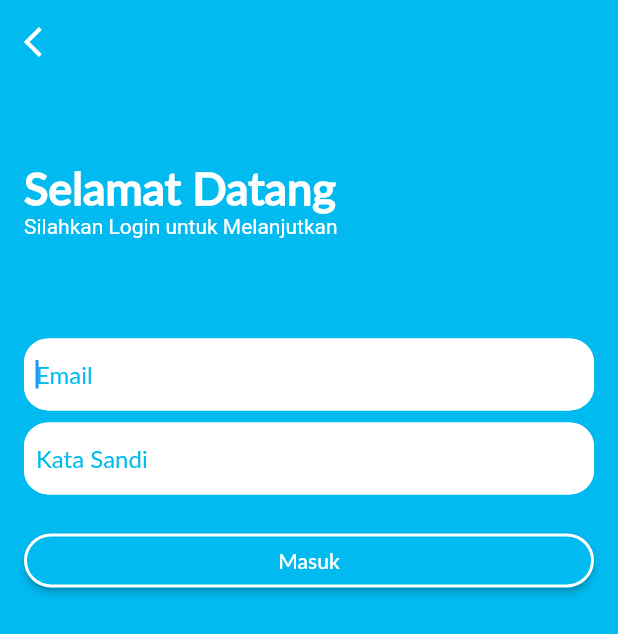
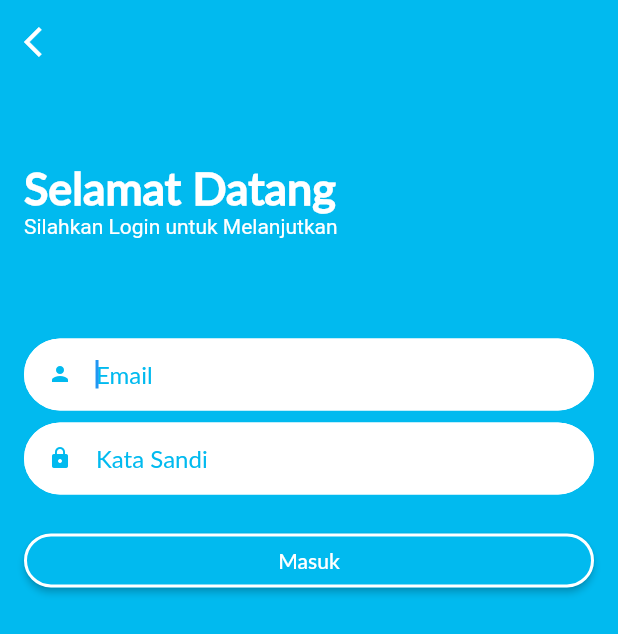
Before and after one commit to twkall/ruangbuku, a Flutter app: the screen it shows after launch, after a tap on "Masuk", on a phone screen of 412 x 824 dp. Shown: the top 634 px of the screen. Run offline on Flutter 3.47's test engine with Material 2 defaults, Android fonts, the phone set to English and light mode, and no system bars; missing offline and left inert: validate.

Commit message:
update login feature - beta2
-added prefix icon
-issues: text input bigger than expected

```diff
--- a/lib/main.dart
+++ b/lib/main.dart
@@ -303,17 +303,25 @@ class _LoginScreenState extends State<LoginScreen> {
                                   filled: true,
                                   contentPadding: EdgeInsets.all(8.0),
                                   focusedBorder: OutlineInputBorder(
-                                    borderRadius: BorderRadius.circular(16.0),
+                                    borderRadius: BorderRadius.circular(32.0),
                                     borderSide: BorderSide(
                                       color: Colors.white,
                                       width: 2.0,
                                     ),
                                   ),
                                   enabledBorder: OutlineInputBorder(
-                                    borderRadius: BorderRadius.circular(16.0),
+                                    borderRadius: BorderRadius.circular(32.0),
                                     borderSide: BorderSide(
                                       color: Colors.white,
                                       width: 2.0,
+                                    ),
+                                  ),
+                                  prefixIcon: Padding(
+                                    padding: EdgeInsets.all(2.0),
+                                    child: Icon(
+                                      Icons.person,
+                                      color: Color(0xff01baef),
+                                      size: 16.0,
                                     ),
                                   ),
                                 ),
@@ -345,17 +353,25 @@ class _LoginScreenState extends State<LoginScreen> {
                                   filled: true,
                                   contentPadding: EdgeInsets.all(8.0),
                                   focusedBorder: OutlineInputBorder(
-                                    borderRadius: BorderRadius.circular(16.0),
+                                    borderRadius: BorderRadius.circular(32.0),
                                     borderSide: BorderSide(
                                       color: Colors.white,
                                       width: 2.0,
                                     ),
                                   ),
                                   enabledBorder: OutlineInputBorder(
-                                    borderRadius: BorderRadius.circular(16.0),
+                                    borderRadius: BorderRadius.circular(32.0),
                                     borderSide: BorderSide(
                                       color: Colors.white,
                                       width: 2.0,
+                                    ),
+                                  ),
+                                  prefixIcon: Padding(
+                                    padding: EdgeInsets.all(2.0),
+                                    child: Icon(
+                                      Icons.lock,
+                                      color: Color(0xff01baef),
+                                      size: 16.0,
                                     ),
                                   ),
                                 ),
```
